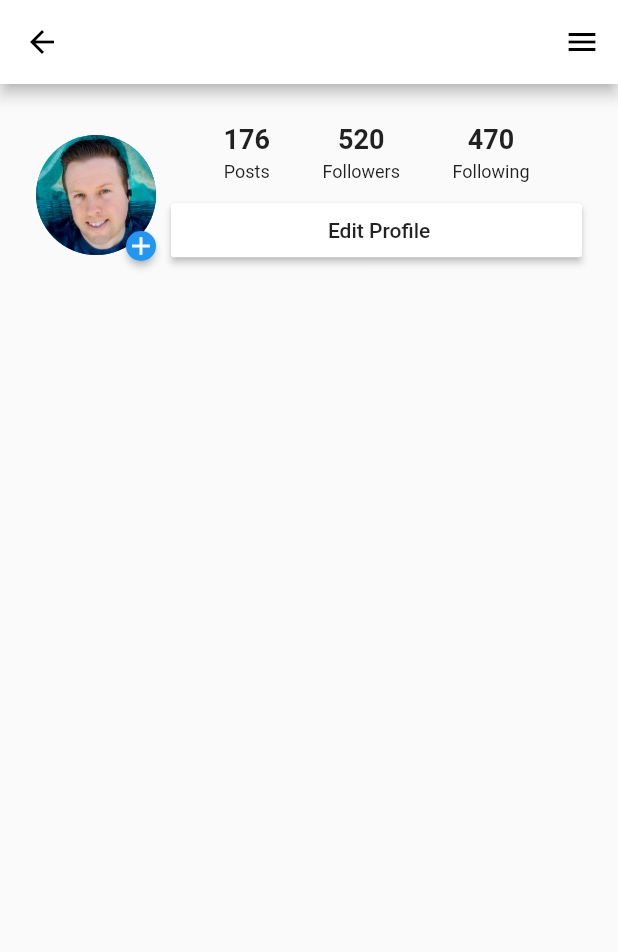
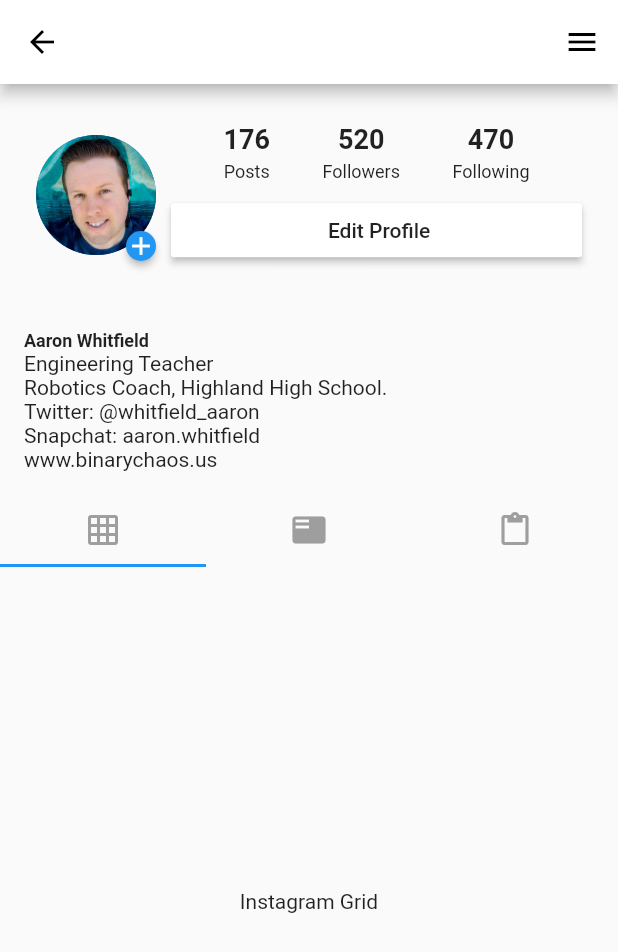
Before and after one commit to aawhitfield/instagram_clone, a Flutter app: the UserProfile screen opened directly with empty values, on a phone screen of 412 x 824 dp. Shown: the top 952 px of the screen. Run offline on Flutter 3.47's test engine with Material 2 defaults, Android fonts, the phone set to English and light mode, and no system bars; our stand-ins replace cloud_firestore, firebase_auth, firebase_dynamic_links, google_sign_in, recase; accounts and stored records are empty; network calls fail.

Commit message:
Got bio in with placeholder dummy text Added tab bar Added tab bar view Added pages for tab bar with placeholder text Reset entry navigation tab to home on app start

```diff
--- a/lib/ui/screens/home.dart
+++ b/lib/ui/screens/home.dart
@@ -16,7 +16,7 @@ class Navigation extends StatefulWidget
 }
 
 class _NavigationState extends State<Navigation> {
-  int _selectedIndex = 4;
+  int _selectedIndex = 0;
   var _widgetOptions = [];
 
   @override
--- /dev/null
+++ b/lib/ui/screens/tabs/instagram_grid.dart
@@ -0,0 +1,12 @@
+import 'package:flutter/material.dart';
+
+class InstagramGrid extends StatelessWidget {
+  @override
+  Widget build(BuildContext context) {
+
+    return Center(
+      child: Text('Instagram Grid'),
+    );
+  }
+
+}
--- /dev/null
+++ b/lib/ui/screens/tabs/tab2.dart
@@ -0,0 +1,12 @@
+import 'package:flutter/material.dart';
+
+class Tab2 extends StatelessWidget {
+  @override
+  Widget build(BuildContext context) {
+
+    return Center(
+      child: Text('Tab 2'),
+    );
+  }
+
+}
--- /dev/null
+++ b/lib/ui/screens/tabs/tab3.dart
@@ -0,0 +1,12 @@
+import 'package:flutter/material.dart';
+
+class Tab3 extends StatelessWidget {
+  @override
+  Widget build(BuildContext context) {
+
+    return Center(
+      child: Text('Tab 3'),
+    );
+  }
+
+}
--- a/lib/ui/screens/user_profile.dart
+++ b/lib/ui/screens/user_profile.dart
@@ -1,5 +1,8 @@
 import 'package:flutter/material.dart';
 import 'package:firebase_auth/firebase_auth.dart';
+import 'tabs/instagram_grid.dart';
+import 'tabs/tab2.dart';
+import 'tabs/tab3.dart';
 
 class UserProfile extends StatefulWidget {
   final FirebaseAuth auth;
@@ -21,9 +24,7 @@ class _UserProfileState extends State<UserProfile> {
       return _email;
     }
 
-
     Widget _buildHeader() {
-
       return Row(
         children: <Widget>[
           Container(
@@ -59,7 +60,6 @@ class _UserProfileState extends State<UserProfile> {
               ),
             ),
           ),
-
           Expanded(
             child: Column(
               children: <Widget>[
@@ -68,14 +68,18 @@ class _UserProfileState extends State<UserProfile> {
                   children: <Widget>[
                     Column(
                       children: <Widget>[
-                        Text('176',
+                        Text(
+                          '176',
                           style: TextStyle(
                             fontSize: 18.0,
                             fontWeight: FontWeight.bold,
                           ),
                         ),
-                        SizedBox(height: 4.0,),
-                        Text('Posts',
+                        SizedBox(
+                          height: 4.0,
+                        ),
+                        Text(
+                          'Posts',
                           style: TextStyle(
                             fontSize: 12.0,
                           ),
@@ -84,37 +88,49 @@ class _UserProfileState extends State<UserProfile> {
                     ),
                     Column(
                       children: <Widget>[
-                        Text('520',
+                        Text(
+                          '520',
                           style: TextStyle(
                             fontSize: 18.0,
                             fontWeight: FontWeight.bold,
                           ),
                         ),
-                        SizedBox(height: 4.0,),
-                        Text('Followers',
+                        SizedBox(
+                          height: 4.0,
+                        ),
+                        Text(
+                          'Followers',
                           style: TextStyle(
                             fontSize: 12.0,
                           ),
                         ),
                       ],
                     ),
-                    Column( children: <Widget>[
-                      Text('470',
+                    Column(
+                      children: <Widget>[
+                        Text(
+                          '470',
                           style: TextStyle(
                             fontSize: 18.0,
                             fontWeight: FontWeight.bold,
                           ),
                         ),
-                      SizedBox(height: 4.0,),
-                      Text('Following',
+                        SizedBox(
+                          height: 4.0,
+                        ),
+                        Text(
+                          'Following',
                           style: TextStyle(
                             fontSize: 12.0,
                           ),
                         ),
-                    ],),
                       ],
                     ),
-                SizedBox(height: 8.0,),
+                  ],
+                ),
+                SizedBox(
+                  height: 8.0,
+                ),
                 Row(
                   mainAxisSize: MainAxisSize.max,
                   mainAxisAlignment: MainAxisAlignment.center,
@@ -135,36 +151,99 @@ class _UserProfileState extends State<UserProfile> {
       );
     }
 
+    Widget _buildBio() {
+      return Padding(
+        padding: const EdgeInsets.all(16.0),
+        child: Column(
+          crossAxisAlignment: CrossAxisAlignment.stretch,
+          children: <Widget>[
+            Text(
+              'Aaron Whitfield',
+              style: TextStyle(
+                fontWeight: FontWeight.bold,
+                fontSize: 12.0,
+              ),
+            ),
+            Text('Engineering Teacher'),
+            Text('Robotics Coach, Highland High School.'),
+            Text('Twitter: @whitfield_aaron'),
+            Text('Snapchat: aaron.whitfield'),
+            Text('www.binarychaos.us'),
+          ],
+        ),
+      );
+    }
 
+    Widget _buildTabs() {
+      return Column(
+        crossAxisAlignment: CrossAxisAlignment.stretch,
+        mainAxisAlignment: MainAxisAlignment.start,
+        mainAxisSize: MainAxisSize.max,
+        children: <Widget>[
+          TabBar(
+            labelColor: Colors.blue,
+            tabs: <Widget>[
+              Tab(
+                icon: Icon(
+                  Icons.grid_on,
+                  color: Colors.grey,
+                ),
+              ),
+              Tab(
+                icon: Icon(
+                  Icons.featured_play_list,
+                  color: Colors.grey,
+                ),
+              ),
+              Tab(
+                icon: Icon(
+                  Icons.content_paste,
+                  color: Colors.grey,
+                ),
+              ),
+            ],
+          ),
 
+          Expanded(
+            child: Container(
+              height: 250.0,
+              width: double.infinity,
+              child: TabBarView(
 
-
+                children: <Widget>[
+                  InstagramGrid(),
+                  Tab2(),
+                  Tab3(),
+                ],
+              ),
+            ),
+          ),
+        ],
+      );
+    }
 
     Widget _buildBody() {
-
       return Column(
         children: <Widget>[
           Padding(
             padding: const EdgeInsets.all(24.0),
             child: _buildHeader(),
           ),
+          _buildBio(),
+          Expanded(child: _buildTabs()),
         ],
       );
     }
 
-
-
-
-
-
-
     return FutureBuilder<Object>(
         future: _getEmail(),
         builder: (context, snapshot) {
-          if(snapshot.connectionState == ConnectionState.waiting) {
+          if (snapshot.connectionState == ConnectionState.waiting) {
             return CircularProgressIndicator();
           }
-          return Scaffold(
+          return DefaultTabController(
+            length: 3,
+            child: Scaffold(
                 appBar: AppBar(
                   iconTheme: IconThemeData(
                     color: Colors.black,
@@ -234,7 +313,7 @@ class _UserProfileState extends State<UserProfile> {
                     ],
                   ),
                 ),
-            body: _buildBody()
+                body: _buildBody()),
           );
         });
   }
```
Also changed, not shown: 5 other files. Lines whose indentation alone changed are shown as unchanged.
